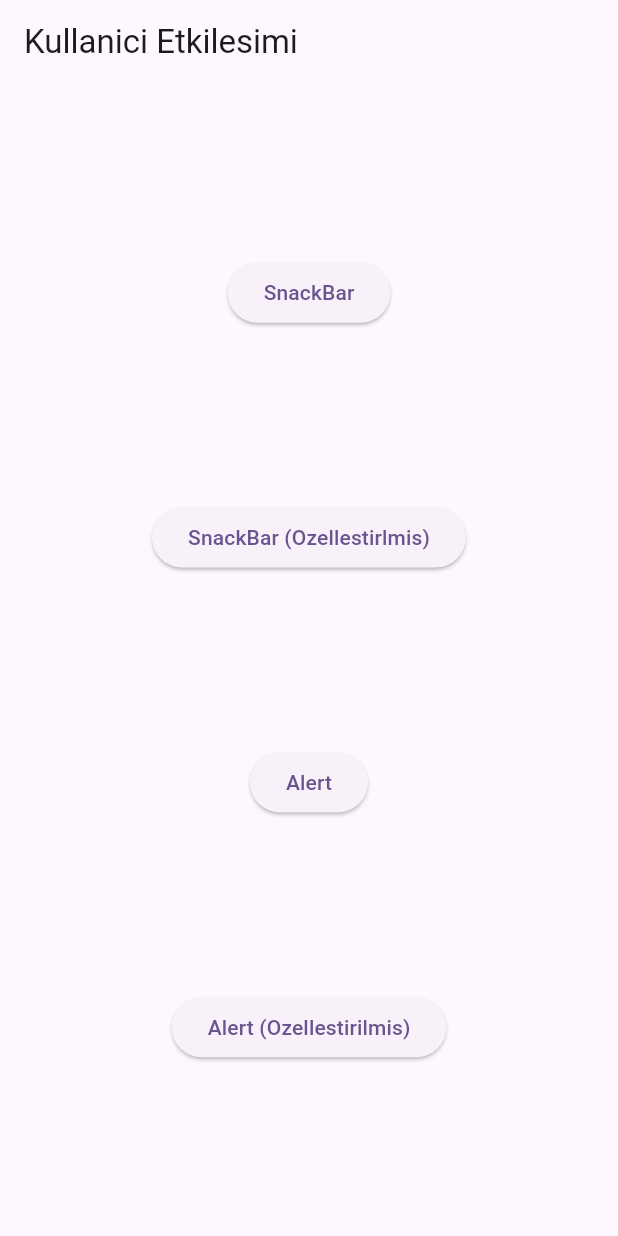
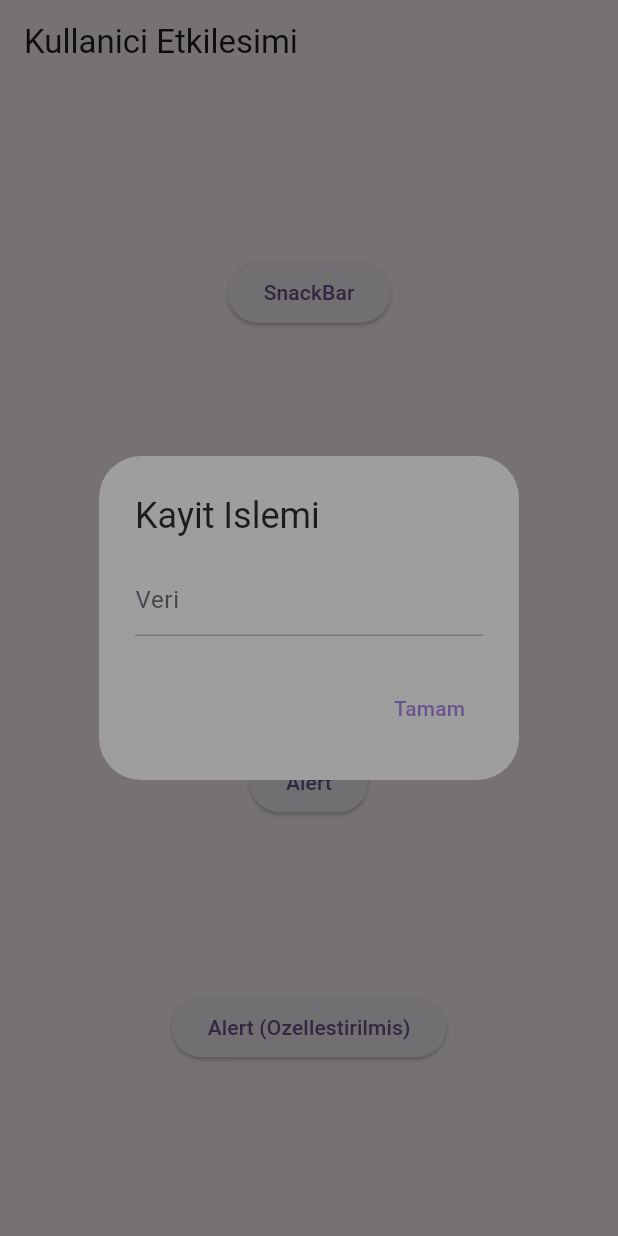
Before and after one commit to halillcam/Flutter_Alistirmalarim, a Flutter app: the screen it shows after launch, after a tap on "Alert (Ozellestirilmis)", on a phone screen of 412 x 824 dp. Run offline on Flutter 3.47's test engine with Material 3 defaults, Android fonts, the phone set to English and light mode, and no system bars.

```diff
--- a/flutter_ogreniyorum/lib/Kullanici_Etkilesimi/kullaniciEtkilesimi.dart
+++ b/flutter_ogreniyorum/lib/Kullanici_Etkilesimi/kullaniciEtkilesimi.dart
@@ -8,6 +8,7 @@ class Kullanicietkilesimi extends StatefulWidget {
 }
 
 class _KullanicietkilesimiState extends State<Kullanicietkilesimi> {
+  var tfControl = TextEditingController();
   @override
   Widget build(BuildContext context) {
     return Scaffold(
@@ -57,10 +58,49 @@ class _KullanicietkilesimiState extends State<Kullanicietkilesimi> {
 
             }, child: const Text("SnackBar (Ozellestirlmis)")),
              ElevatedButton(onPressed: (){
+              showDialog(
+                context: context,
+                builder: (BuildContext context){
+                  return AlertDialog(
+                    title: const Text("Baslik"),
+                    content: const Text("Icerik"),
 
+                    actions: [
+                      TextButton(onPressed: (){
+                      Navigator.pop(context);
 
+                      }, child: const Text("Tamam"),
+
+                      ),
+                    ],
+                  );
+                }
+
+                );
             }, child: const Text("Alert")),
              ElevatedButton(onPressed: (){
+
+               showDialog(
+                context: context,
+                builder: (BuildContext context){
+                  return AlertDialog(
+                    title: const Text("Kayit Islemi"),
+                    content: TextField(controller: tfControl,decoration: const InputDecoration(hintText: "Veri"),),
+                    backgroundColor: Colors.grey,
+
+                    actions: [
+                      TextButton(onPressed: (){
+                      Navigator.pop(context);
+                      print("Alinan veri : ${tfControl.text}");
+                      tfControl.text = "";
+                      }, child: const Text("Tamam"),
+
+                      ),
+                    ],
+                  );
+                }
+
+                );
 
             }, child: const Text("Alert (Ozellestirilmis)")),
           ],
```
